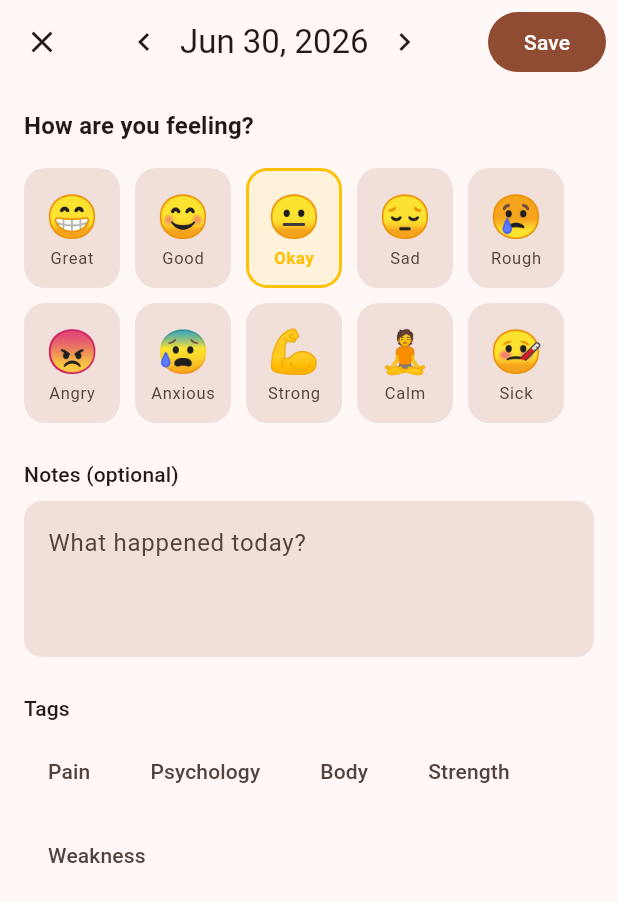
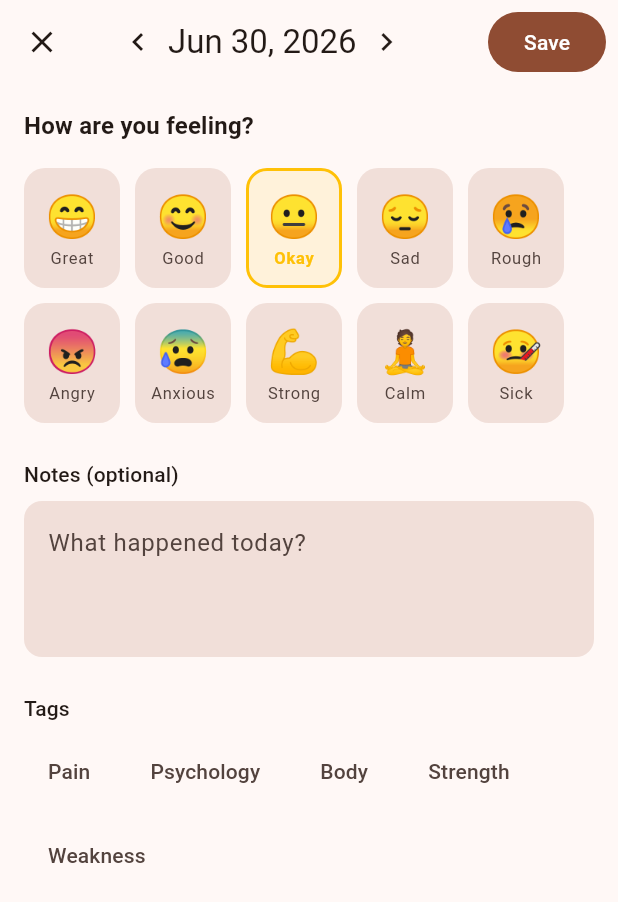
Before and after one commit to FrameStudio-cloud/FSChat, a Flutter app: the MoodListScreen screen opened by its route, item 2 of the bottom bar chosen, after a tap on the "add" icon, on a phone screen of 412 x 824 dp. Shown: the top 902 px of the screen. Run offline on Flutter 3.47's test engine with Material 3 defaults, Android fonts, the phone set to English and light mode, and no system bars; our stand-ins replace cached_network_image, cloud_firestore, file_picker, firebase_auth, firebase_core, firebase_messaging and 10 more; missing offline and left inert: image_gallery_saver_plus, record; accounts and stored records are empty; generated files the repository leaves out were written again; network calls fail.

Commit message:
fix: bubbles overflow, FAB overlap, challenge rules, graph height, editor date

```diff
--- a/lib/features/chat/screens/chat_list_screen.dart
+++ b/lib/features/chat/screens/chat_list_screen.dart
@@ -460,7 +460,7 @@ class _WidgetBubbles extends StatelessWidget {
         '${today.year}-${today.month.toString().padLeft(2, '0')}-${today.day.toString().padLeft(2, '0')}';
 
     return SizedBox(
-      height: 64,
+      height: 76,
       child: ListView(
         scrollDirection: Axis.horizontal,
         padding: const EdgeInsets.symmetric(horizontal: 12, vertical: 8),
--- a/lib/features/mood/screens/mood_editor_screen.dart
+++ b/lib/features/mood/screens/mood_editor_screen.dart
@@ -91,11 +91,14 @@ class _MoodEditorScreenState extends State<MoodEditorScreen> {
             IconButton(
               icon: const Icon(Icons.chevron_left),
               onPressed: () => _changeDate(-1),
+              visualDensity: VisualDensity.compact,
             ),
-            Text(DateFormat('MMM d, yyyy').format(_selectedDate)),
+            Text(DateFormat('MMM d, yyyy').format(_selectedDate),
+                overflow: TextOverflow.ellipsis),
             IconButton(
               icon: const Icon(Icons.chevron_right),
               onPressed: () => _changeDate(1),
+              visualDensity: VisualDensity.compact,
             ),
           ],
         ),
--- a/lib/features/mood/screens/mood_insights_screen.dart
+++ b/lib/features/mood/screens/mood_insights_screen.dart
@@ -41,7 +41,7 @@ class MoodInsightsScreen extends StatelessWidget {
     }
 
     return SingleChildScrollView(
-      padding: const EdgeInsets.all(16),
+      padding: const EdgeInsets.fromLTRB(16, 16, 16, 80),
       child: Column(
         crossAxisAlignment: CrossAxisAlignment.start,
         children: [
--- a/lib/features/mood/screens/mood_list_screen.dart
+++ b/lib/features/mood/screens/mood_list_screen.dart
@@ -239,9 +239,12 @@ class _MoodListScreenState extends State<MoodListScreen>
           );
         },
       ),
-      floatingActionButton: FloatingActionButton(
-        onPressed: () => _openEditor(context),
-        child: const Icon(Icons.add),
+      floatingActionButton: Padding(
+        padding: const EdgeInsets.only(bottom: 56),
+        child: FloatingActionButton(
+          onPressed: () => _openEditor(context),
+          child: const Icon(Icons.add),
+        ),
       ),
     );
   }
@@ -823,7 +826,7 @@ class _StreaksTab extends StatelessWidget {
     }
 
     return SingleChildScrollView(
-      padding: const EdgeInsets.all(16),
+      padding: const EdgeInsets.fromLTRB(16, 16, 16, 80),
       child: Column(
         children: [
           Container(
```
Also changed, not shown: lib/features/habits/presentation/screens/habits_list_screen.dart (+8 -5 lines), 1 other file.
